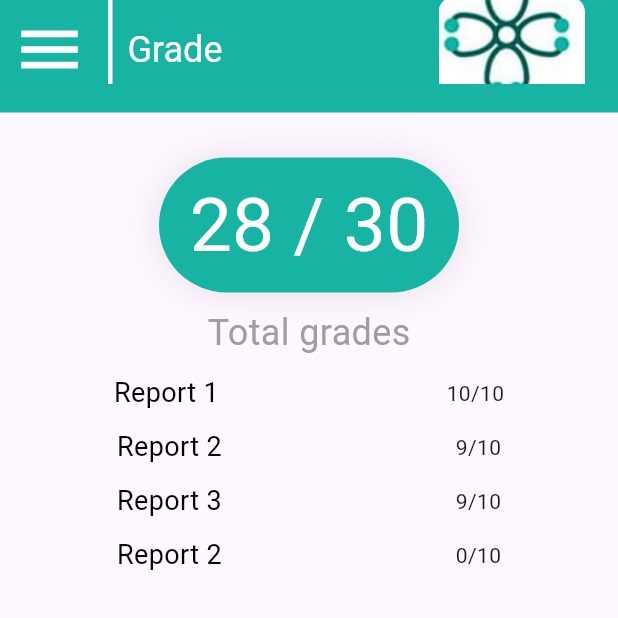
After one commit to meory101/MedIntern, a Flutter app: the grades screen opened by its route, on a phone screen of 412 x 824 dp, the top half of it. The commit adds this screen. Run offline on Flutter 3.47's test engine with Material 3 defaults, Android fonts, the light colour scheme and no system bars; our stand-ins replace flashy_tab_bar2; missing offline and left inert: dart:ffi.

Commit message:
new features

```diff
--- a/lib/main.dart
+++ b/lib/main.dart
@@ -2,8 +2,10 @@ import 'package:flutter/material.dart';
 import 'package:med_intern/pages/announcment.dart';
 import 'package:med_intern/pages/assesments.dart';
 import 'package:med_intern/pages/bottom_app_bar.dart';
+import 'package:med_intern/pages/course_content.dart';
 import 'package:med_intern/pages/courses.dart';
 import 'package:med_intern/pages/courses_details.dart';
+import 'package:med_intern/pages/grades.dart';
 import 'package:med_intern/pages/lessons.dart';
 import 'package:med_intern/pages/password_recovery.dart';
 import 'package:med_intern/pages/report.dart';
@@ -33,7 +35,9 @@ class MyApp extends StatelessWidget {
         "announcments": (context) => Announcments(),
         "courselessons": (context) => CourseLessons(),
         "assesments": (context) => Assesments(),
-        "report" :(context) => Report(),
+        "report": (context) => Report(),
+        'grades': (context) => grades(),
+        'coursecontent': (context) => cource_content(),
       },
     );
   }
--- a/lib/pages/assesments.dart
+++ b/lib/pages/assesments.dart
@@ -21,12 +21,12 @@ class _AssesmentsState extends State<Assesments> {
       appBar: PreferredSize(
         preferredSize: const Size.fromHeight(80),
         child: MainAppBar(
-          title: 'Course lessons',
+          title: 'Assesments',
         ),
       ),
       body: InkWell(
         onTap: () {
-          // Navigator.of(context).pushNamed('coursesdet');
+          Navigator.of(context).pushNamed('report');
         },
         child: Container(
           margin: EdgeInsets.only(top: 40),
--- a/lib/pages/courses_details.dart
+++ b/lib/pages/courses_details.dart
@@ -58,8 +58,8 @@ class _CourseDetState extends State<CourseDet> {
     ];
     List<String> routes = [
       'announcments',
-      'announcments',
-      'announcments',
+      'grades',
+      'coursecontent',
       'announcments'
     ];
     return Scaffold(
--- /dev/null
+++ b/lib/pages/grades.dart
@@ -0,0 +1,115 @@
+import 'package:flutter/cupertino.dart';
+import 'package:flutter/material.dart';
+import 'package:med_intern/components/list_tile.dart';
+import 'package:med_intern/components/main_appbar.dart';
+import 'package:med_intern/components/main_drawer.dart';
+import 'package:med_intern/theme/colors.dart';
+import 'package:med_intern/theme/fonts.dart';
+
+class grades extends StatefulWidget {
+  grades({super.key});
+
+  @override
+  State<grades> createState() => _gradesState();
+}
+
+class _gradesState extends State<grades> {
+  List sum = [
+    {"name": "Report 1", "mark": "10/10"},
+    {"name": "Report 2", "mark": "9/10"},
+    {"name": "Report 3", "mark": "9/10"},
+    {"name": "Report 4", "mark": "0/10"},
+  ];
+  @override
+  Widget build(BuildContext context) {
+    return Scaffold(
+      drawer: const MainDrawer(),
+      appBar: PreferredSize(
+        preferredSize: const Size.fromHeight(75),
+        child: MainAppBar(
+          title: 'Grade',
+        ),
+      ),
+      body: Column(mainAxisAlignment: MainAxisAlignment.start, children: [
+        SizedBox(
+          height: 30,
+          width: 400,
+        ),
+        Container(
+            child: Text(
+              "28 / 30",
+              style: main_white_title,
+            ),
+            height: 90,
+            width: 200,
+            alignment: Alignment.center,
+            decoration: BoxDecoration(
+              boxShadow: [
+                BoxShadow(color: Colors.black.withOpacity(0.1), blurRadius: 20)
+              ],
+              color: maincolor,
+              borderRadius: BorderRadius.circular(150),
+            )),
+        SizedBox(
+          height: 10,
+        ),
+        Text(
+          "Total grades",
+          style: sub_grey_title,
+        ),
+        SizedBox(
+          height: 10,
+        ),
+        Row(
+          mainAxisAlignment: MainAxisAlignment.spaceAround,
+          children: [
+            Text(
+              "Report 1",
+              style: med_black_title,
+            ),
+            Text("10/10"),
+          ],
+        ),
+        SizedBox(
+          height: 10,
+        ),
+        Row(
+          mainAxisAlignment: MainAxisAlignment.spaceAround,
+          children: [
+            Text(
+              "Report 2",
+              style: med_black_title,
+            ),
+            Text("9/10"),
+          ],
+        ),
+        SizedBox(
+          height: 10,
+        ),
+        Row(
+          mainAxisAlignment: MainAxisAlignment.spaceAround,
+          children: [
+            Text(
+              "Report 3",
+              style: med_black_title,
+            ),
+            Text("9/10"),
+          ],
+        ),
+        SizedBox(
+          height: 10,
+        ),
+        Row(
+          mainAxisAlignment: MainAxisAlignment.spaceAround,
+          children: [
+            Text(
+              "Report 2",
+              style: med_black_title,
+            ),
+            Text("0/10"),
+          ],
+        ),
+      ]),
+    );
+  }
+}
--- a/lib/theme/fonts.dart
+++ b/lib/theme/fonts.dart
@@ -11,7 +11,7 @@ TextStyle med_deepgreen_bold =
 TextStyle small_deepgreen_title = TextStyle(color: subcolor, fontSize: 16);
 
 TextStyle main_green_title = TextStyle(color: maincolor, fontSize: 50);
-TextStyle sub_green_title = TextStyle(color: maincolor, fontSize: 26);
+TextStyle sub_green_title = TextStyle(color: maincolor, fontSize: 24);
 TextStyle med_green_title = TextStyle(color: maincolor, fontSize: 18);
 TextStyle small_green_title = TextStyle(color: maincolor, fontSize: 16);
 
@@ -35,5 +35,7 @@ TextStyle med_white_title =
 TextStyle small_white_title =
     TextStyle(color: const Color.fromARGB(255, 255, 255, 255), fontSize: 16);
 
+TextStyle main_grey_title = TextStyle(color: Colors.grey, fontSize: 50);
+TextStyle sub_grey_title = TextStyle(color: Colors.grey, fontSize: 24);
 TextStyle small_grey_title = TextStyle(color: Colors.grey, fontSize: 16);
 TextStyle small_dark_grey_title = TextStyle(color: Color.fromARGB(255, 105, 104, 104), fontSize: 16);
```
Also changed, not shown: lib/pages/course_content.dart (added, +79 -0 lines).
